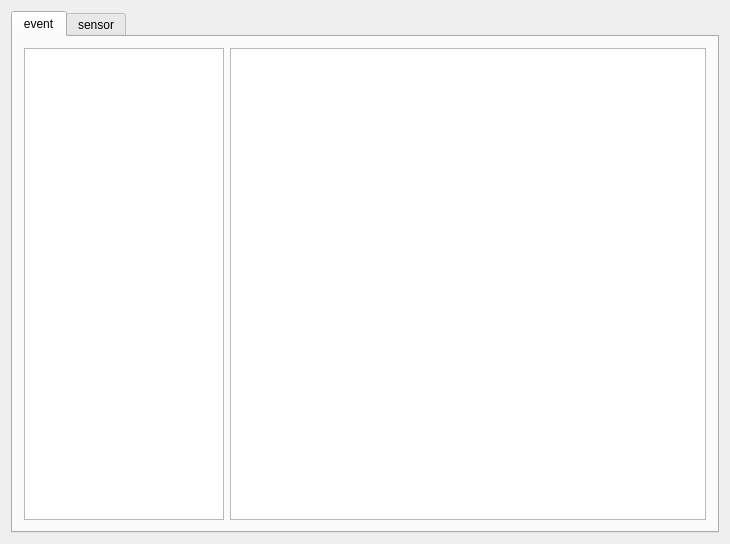
The window that Components/LogViewer/Forms/mainwindow.ui (loganyang/Logviewer) describes before a commit, drawn with Qt 5.
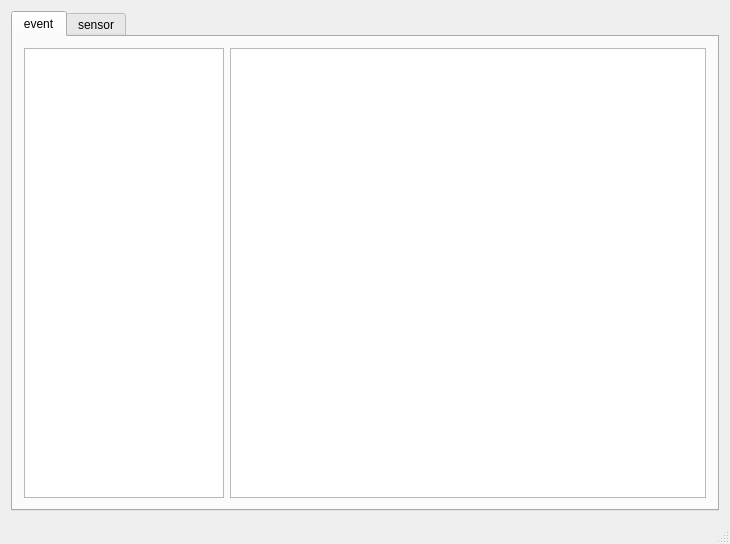
The same window after the commit. Custom widgets are drawn as their Qt base class.

```diff
--- a/Components/LogViewer/Forms/mainwindow.ui
+++ b/Components/LogViewer/Forms/mainwindow.ui
@@ -114,6 +114,7 @@
     </rect>
    </property>
   </widget>
+  <widget class="QStatusBar" name="statusBar"/>
  </widget>
  <layoutdefault spacing="6" margin="11"/>
  <customwidgets>
```
